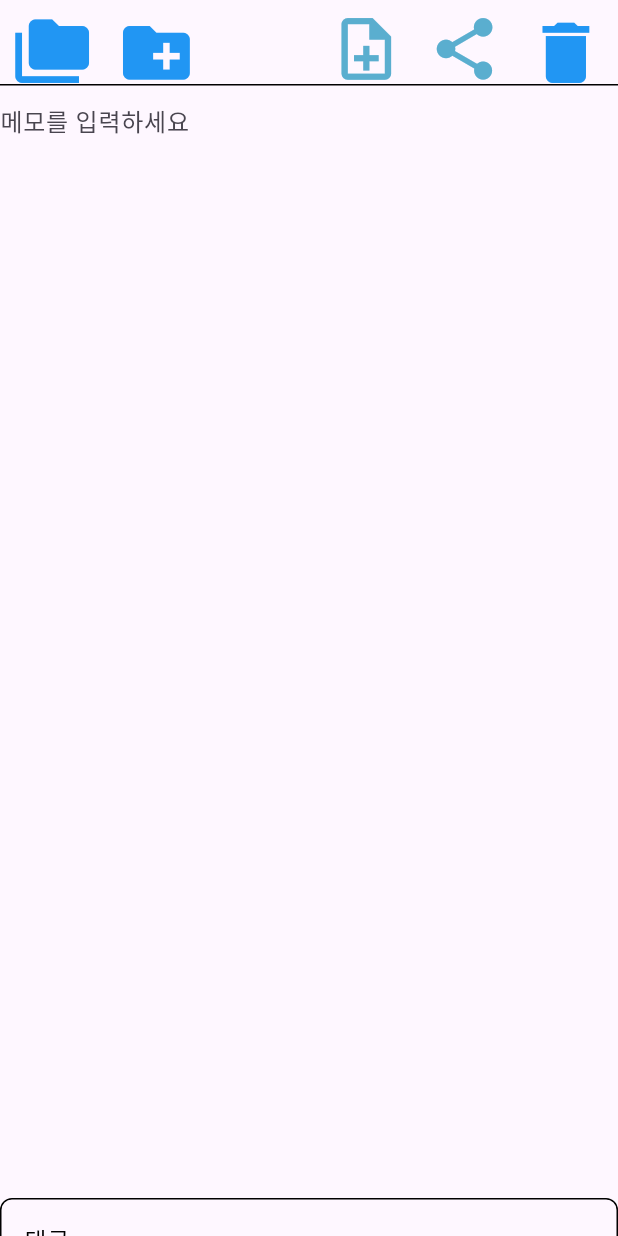
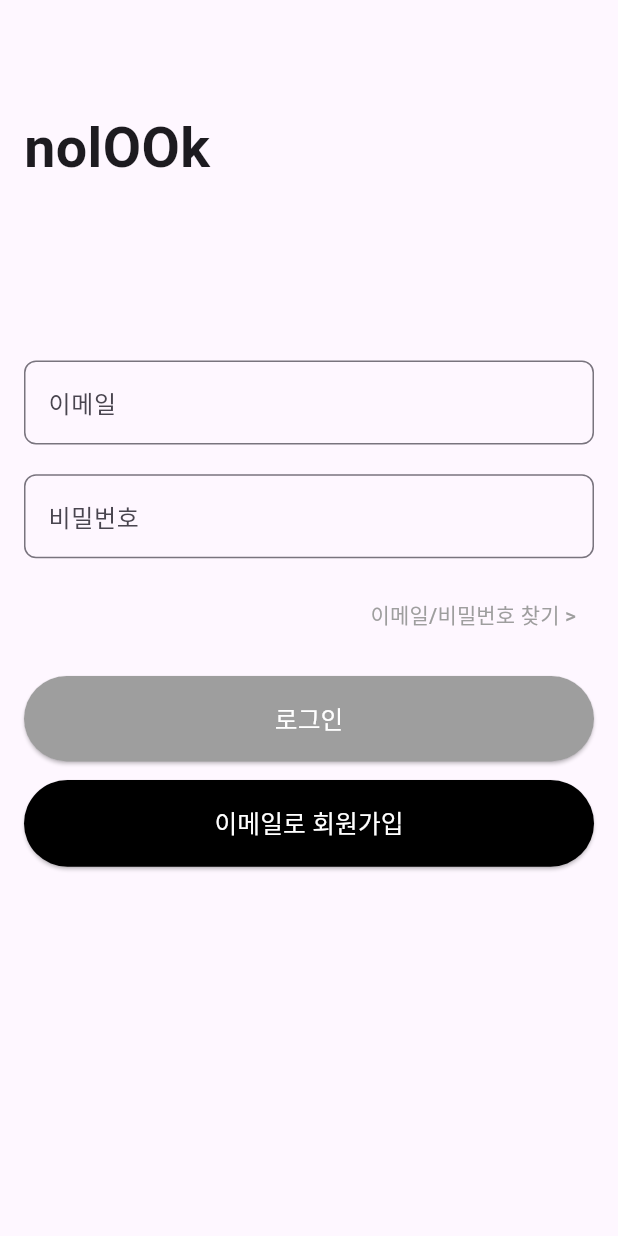
Before and after one commit to onezero-dju/nolOOk_VisionUp, a Flutter app: the screen it shows after launch, on a phone screen of 412 x 824 dp. Run offline on Flutter 3.47's test engine with Material 3 defaults, Android fonts, the phone set to English and light mode, and no system bars.

Commit message:
Feat: Add Login, Sign up Screen UI

```diff
--- a/Flutter/nolook/lib/main.dart
+++ b/Flutter/nolook/lib/main.dart
@@ -1,23 +1,23 @@
 import 'package:flutter/material.dart';
-import 'package:nolook/screens/memo_screen.dart';
+import 'package:nolook/screens/login_screen.dart';
 
 //앱의 시작점
 void main() {
-  runApp(const MyApp());
+  runApp(const nolOOk());
 }
 
-class MyApp extends StatelessWidget {
-  const MyApp({super.key});
+class nolOOk extends StatelessWidget {
+  const nolOOk({super.key});
 
   @override
   Widget build(BuildContext context) {
     return MaterialApp(
       debugShowCheckedModeBanner: false,
-      title: 'Markdown Notepad',
+      title: 'nolOOk',
       theme: ThemeData(
         primarySwatch: Colors.blue,
       ),
-      home: const MemoScreen(),
+      home: const LoginScreen(),
     );
   }
 }
--- /dev/null
+++ b/Flutter/nolook/lib/screens/login_screen.dart
@@ -0,0 +1,147 @@
+import 'package:flutter/material.dart';
+import 'package:nolook/screens/sign_up_screen.dart';
+import 'package:nolook/screens/widgets/custom_text_field.dart';
+
+//로그인 화면이다
+class LoginScreen extends StatefulWidget {
+  const LoginScreen({super.key});
+
+  @override
+  _LoginScreenState createState() => _LoginScreenState();
+}
+
+class _LoginScreenState extends State<LoginScreen> {
+  final _formKey = GlobalKey<FormState>();
+  final TextEditingController _emailController = TextEditingController();
+  final TextEditingController _passwordController = TextEditingController();
+
+  @override
+  Widget build(BuildContext context) {
+    return Scaffold(
+      appBar: AppBar(),
+      body: GestureDetector(
+        onTap: () {
+          FocusScope.of(context).unfocus(); // 키보드를 내리는 동작
+        },
+        child: SingleChildScrollView(
+          padding: const EdgeInsets.all(16.0),
+          child: Form(
+            key: _formKey,
+            child: Column(
+              crossAxisAlignment: CrossAxisAlignment.start,
+              children: [
+                Text(
+                  'nolOOk',
+                  style: TextStyle(
+                    fontSize: MediaQuery.of(context).size.width * 0.09,
+                    fontWeight: FontWeight.bold,
+                  ),
+                ),
+                SizedBox(height: MediaQuery.of(context).size.height * 0.14),
+                CustomTextFormField(
+                  controller: _emailController,
+                  labelText: '이메일',
+                  obscureText: false,
+                ),
+                SizedBox(height: MediaQuery.of(context).size.height * 0.024),
+                CustomTextFormField(
+                  controller: _passwordController,
+                  labelText: '비밀번호',
+                  obscureText: true,
+                ),
+                SizedBox(height: MediaQuery.of(context).size.height * 0.017),
+                Align(
+                  alignment: Alignment.centerRight,
+                  child: TextButton(
+                    onPressed: () {
+                      // 이메일/비밀번호 찾기 동작 정의
+                    },
+                    child: const Text(
+                      '이메일/비밀번호 찾기 >',
+                      style: TextStyle(
+                        color: Colors.grey,
+                      ),
+                    ),
+                  ),
+                ),
+                SizedBox(height: MediaQuery.of(context).size.height * 0.02),
+                ElevatedButton(
+                  onPressed: () async {
+                    if (_formKey.currentState?.validate() ?? false) {
+                      // bool success = await _authService.login(
+                      //   _emailController.text,
+                      //   _passwordController.text,
+                      // );
+                      // if (success) {
+                      //   Navigator.push(
+                      //     context,
+                      //     MaterialPageRoute(
+                      //       builder: (context) => const MemoScreen(),
+                      //     ),
+                      //   );
+                      // } else {
+                      //   ScaffoldMessenger.of(context).showSnackBar(
+                      //     const SnackBar(content: Text('로그인 실패')),
+                      //   );
+                      // }
+                    }
+                  },
+                  style: ElevatedButton.styleFrom(
+                    backgroundColor: Colors.grey, // 버튼 색상 설정
+                    padding: EdgeInsets.symmetric(
+                        vertical: MediaQuery.of(context).size.height * 0.02),
+                    shape: RoundedRectangleBorder(
+                      borderRadius: BorderRadius.circular(
+                          MediaQuery.of(context).size.height * 0.1),
+                    ),
+                  ),
+                  child: Center(
+                    child: Text(
+                      '로그인',
+                      style: TextStyle(
+                        fontSize: MediaQuery.of(context).size.height * 0.02,
+                        color: Colors.white,
+                      ),
+                    ),
+                  ),
+                ),
+                SizedBox(
+                  height: MediaQuery.of(context).size.width * 0.03,
+                ),
+                ElevatedButton(
+                  onPressed: () {
+                    // 이메일로 회원가입 버튼 동작 정의
+                    Navigator.push(
+                      context,
+                      MaterialPageRoute(
+                        builder: (context) => const SignupScreen(),
+                      ),
+                    );
+                  },
+                  style: ElevatedButton.styleFrom(
+                    backgroundColor: Colors.black, // 버튼 색상 설정
+                    padding: EdgeInsets.symmetric(
+                        vertical: MediaQuery.of(context).size.height * 0.02),
+                    shape: RoundedRectangleBorder(
+                      borderRadius: BorderRadius.circular(
+                          MediaQuery.of(context).size.height * 0.1),
+                    ),
+                  ),
+                  child: Center(
+                    child: Text(
+                      '이메일로 회원가입',
+                      style: TextStyle(
+                        fontSize: MediaQuery.of(context).size.height * 0.02,
+                        color: Colors.white,
+                      ),
+                    ),
+                  ),
+                ),
+              ],
+            ),
+          ),
+        ),
+      ),
+    );
+  }
+}
--- /dev/null
+++ b/Flutter/nolook/lib/screens/widgets/custom_text_field.dart
@@ -0,0 +1,34 @@
+import 'package:flutter/material.dart';
+
+class CustomTextFormField extends StatelessWidget {
+  final TextEditingController controller;
+  final String labelText;
+  final bool obscureText;
+
+  const CustomTextFormField({
+    super.key,
+    required this.controller,
+    required this.labelText,
+    this.obscureText = false,
+  });
+
+  @override
+  Widget build(BuildContext context) {
+    return TextFormField(
+      controller: controller,
+      obscureText: obscureText,
+      decoration: InputDecoration(
+        labelText: labelText,
+        border: OutlineInputBorder(
+          borderRadius: BorderRadius.circular(8.0),
+        ),
+      ),
+      validator: (value) {
+        if (value == null || value.isEmpty) {
+          return '$labelText을(를) 입력하세요';
+        }
+        return null;
+      },
+    );
+  }
+}
--- a/Flutter/nolook/lib/screens/widgets/file.dart
+++ b/Flutter/nolook/lib/screens/widgets/file.dart
@@ -30,8 +30,8 @@
         ),
         if (isSelectionMode)
           Positioned(
-            bottom: 20,
-            left: 25,
+            bottom: MediaQuery.of(context).size.height * 0.03,
+            left: MediaQuery.of(context).size.width * 0.06,
             child: Checkbox(
               fillColor: WidgetStateProperty.resolveWith((states) {
                 if (states.contains(WidgetState.selected)) {
```
Also changed, not shown: Flutter/nolook/lib/screens/sign_up_screen.dart (added, +100 -0 lines), 1 other file.
